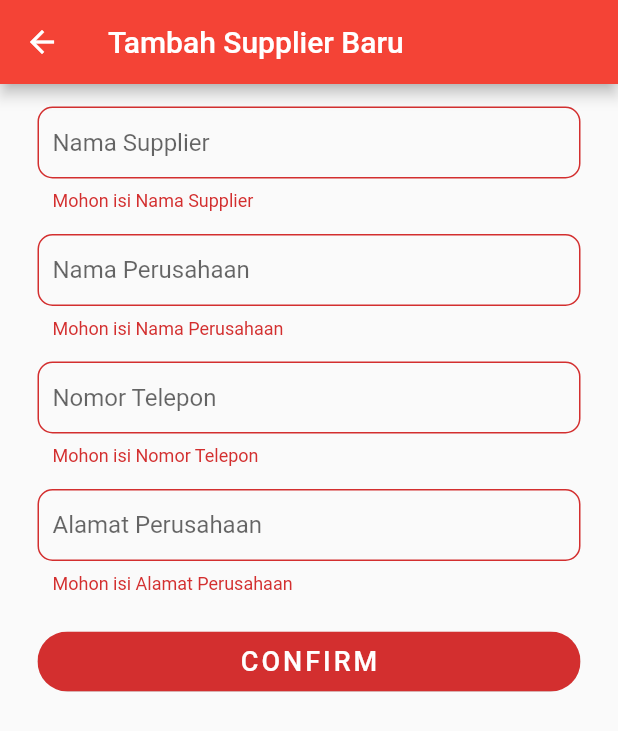
After one commit to robiureka/stock-care, a Flutter app: the InputNewSupplierScreen screen opened directly, after a tap on "CONFIRM", on a phone screen of 412 x 824 dp. The commit adds this screen. Shown: the top 731 px of the screen. Run offline on Flutter 3.47's test engine with Material 2 defaults, Android fonts, the phone set to English and light mode, and no system bars; our stand-ins replace cloud_firestore, firebase_auth, firebase_core, flutter_slidable; accounts and stored records are empty.

Commit message:
Added Input and Retrieve Data Of Supplier Feature

```diff
--- a/lib/applicationState.dart
+++ b/lib/applicationState.dart
@@ -93,6 +93,7 @@ class ApplicationState extends ChangeNotifier {
       'nama supplier': personName,
       'nama perusahaan': companyName,
       'nomor supplier': phoneNumber,
+      'alamat perusahaan': companyAddress,
       'uid': FirebaseAuth.instance.currentUser!.uid,
       'created_at': DateTime.now().millisecondsSinceEpoch,
       'updated_at': DateTime.now().millisecondsSinceEpoch,
--- /dev/null
+++ b/lib/input_new_supplier_screen.dart
@@ -0,0 +1,166 @@
+import 'package:flutter/material.dart';
+import 'package:provider/provider.dart';
+import 'package:test_aplikasi_tugas_akhir/applicationState.dart';
+
+class InputNewSupplierScreen extends StatefulWidget {
+  const InputNewSupplierScreen({Key? key}) : super(key: key);
+
+  @override
+  _InputNewSupplierScreenState createState() => _InputNewSupplierScreenState();
+}
+
+class _InputNewSupplierScreenState extends State<InputNewSupplierScreen> {
+  final GlobalKey<FormState> _inputNewSupplierGlobalKey =
+      GlobalKey<FormState>();
+  String? _personName, _companyName, _phoneNumber, _companyAddress;
+  @override
+  Widget build(BuildContext context) {
+    return Scaffold(
+      appBar: AppBar(
+        title: Text('Tambah Supplier Baru'),
+      ),
+      body: SingleChildScrollView(
+        child: Container(
+          width: double.infinity,
+          padding: EdgeInsets.symmetric(vertical: 15.0, horizontal: 25.0),
+          child: Form(
+            key: _inputNewSupplierGlobalKey,
+            child: Column(
+              mainAxisSize: MainAxisSize.min,
+              crossAxisAlignment: CrossAxisAlignment.stretch,
+              children: <Widget>[
+                TextFormField(
+                  onChanged: (String? value) {
+                    setState(() {
+                      _personName = value!;
+                    });
+                  },
+                  decoration: InputDecoration(
+                    hintText: 'Nama Supplier',
+                    contentPadding:
+                        EdgeInsets.symmetric(vertical: 8.0, horizontal: 10.0),
+                    border: OutlineInputBorder(
+                      borderRadius: BorderRadius.circular(10.0),
+                    ),
+                  ),
+                  validator: (String? value) {
+                    if (value == '' || value!.isEmpty) {
+                      return 'Mohon isi Nama Supplier';
+                    }
+                  },
+                ),
+                SizedBox(
+                  height: 15.0,
+                ),
+                TextFormField(
+                  onChanged: (String? value) {
+                    setState(() {
+                      _companyName = value!;
+                    });
+                  },
+                  decoration: InputDecoration(
+                    hintText: 'Nama Perusahaan',
+                    contentPadding:
+                        EdgeInsets.symmetric(vertical: 8.0, horizontal: 10.0),
+                    border: OutlineInputBorder(
+                      borderRadius: BorderRadius.circular(10.0),
+                    ),
+                  ),
+                  validator: (String? value) {
+                    if (value == '' || value!.isEmpty) {
+                      return 'Mohon isi Nama Perusahaan';
+                    }
+                  },
+                ),
+                SizedBox(
+                  height: 15.0,
+                ),
+                TextFormField(
+                  keyboardType: TextInputType.number,
+                  onChanged: (String? value) {
+                    setState(() {
+                      _phoneNumber = value!;
+                    });
+                  },
+                  decoration: InputDecoration(
+                    hintText: 'Nomor Telepon',
+                    contentPadding:
+                        EdgeInsets.symmetric(vertical: 8.0, horizontal: 10.0),
+                    border: OutlineInputBorder(
+                      borderRadius: BorderRadius.circular(10.0),
+                    ),
+                  ),
+                  validator: (String? value) {
+                    if (value == '' || value!.isEmpty) {
+                      return 'Mohon isi Nomor Telepon';
+                    }
+                  },
+                ),
+                SizedBox(
+                  height: 15.0,
+                ),
+                TextFormField(
+                  onChanged: (String? value) {
+                    setState(() {
+                      _companyAddress = value!;
+                    });
+                  },
+                  decoration: InputDecoration(
+                    hintText: 'Alamat Perusahaan',
+                    contentPadding:
+                        EdgeInsets.symmetric(vertical: 8.0, horizontal: 10.0),
+                    border: OutlineInputBorder(
+                      borderRadius: BorderRadius.circular(10.0),
+                    ),
+                  ),
+                  validator: (String? value) {
+                    if (value == '' || value!.isEmpty) {
+                      return 'Mohon isi Alamat Perusahaan';
+                    }
+                  },
+                ),
+                SizedBox(
+                  height: 25.0,
+                ),
+                ClipRRect(
+                  borderRadius: BorderRadius.circular(50),
+                  child: Container(
+                    height: 40,
+                    width: double.infinity,
+                    child: Consumer<ApplicationState>(
+                      builder: (context, appState, _) => ElevatedButton(
+                        style: ElevatedButton.styleFrom(
+                          primary: Colors.red.shade700,
+                        ),
+                        onPressed: () async {
+                          if (_inputNewSupplierGlobalKey.currentState!
+                              .validate()) {
+                            _inputNewSupplierGlobalKey.currentState!.save();
+                            try {
+                              await appState.addNewSupplier(
+                                  personName: _personName,
+                                  companyName: _companyName,
+                                  phoneNumber: _phoneNumber,
+                                  companyAddress: _companyAddress);
+                                  Navigator.of(context).pop();
+                            } catch (e) {
+                              print(e.toString());
+                            }
+                          }
+                        },
+                        child: Text(
+                          'CONFIRM',
+                          style: TextStyle(letterSpacing: 2, fontSize: 18),
+                        ),
+                      ),
+                    ),
+                  ),
+                ),
+              ],
+            ),
+          ),
+        ),
+      ),
+    );
+  }
+}
--- a/lib/main.dart
+++ b/lib/main.dart
@@ -26,6 +26,6 @@ class MyApp extends StatelessWidget {
         theme: ThemeData(
           primarySwatch: Colors.red,
         ),
-        home: SupplierScreen());
+        home: LoginScreen());
   }
 }
--- /dev/null
+++ b/lib/supplier_model.dart
@@ -0,0 +1,9 @@
+class Supplier {
+  String? personName, companyName, companyAddress, phoneNumber;
+
+  Supplier(
+      {this.personName,
+      this.companyName,
+      this.companyAddress,
+      this.phoneNumber});
+}
```
Also changed, not shown: lib/edit_stock_available_screen.dart (+6 -4 lines), lib/stock_available_listView.dart (+11 -5 lines), lib/stock_available_model.dart (+6 -1 lines), lib/supplier_screen.dart (+81 -15 lines), lib/edit_supplier_screen.dart (added).
